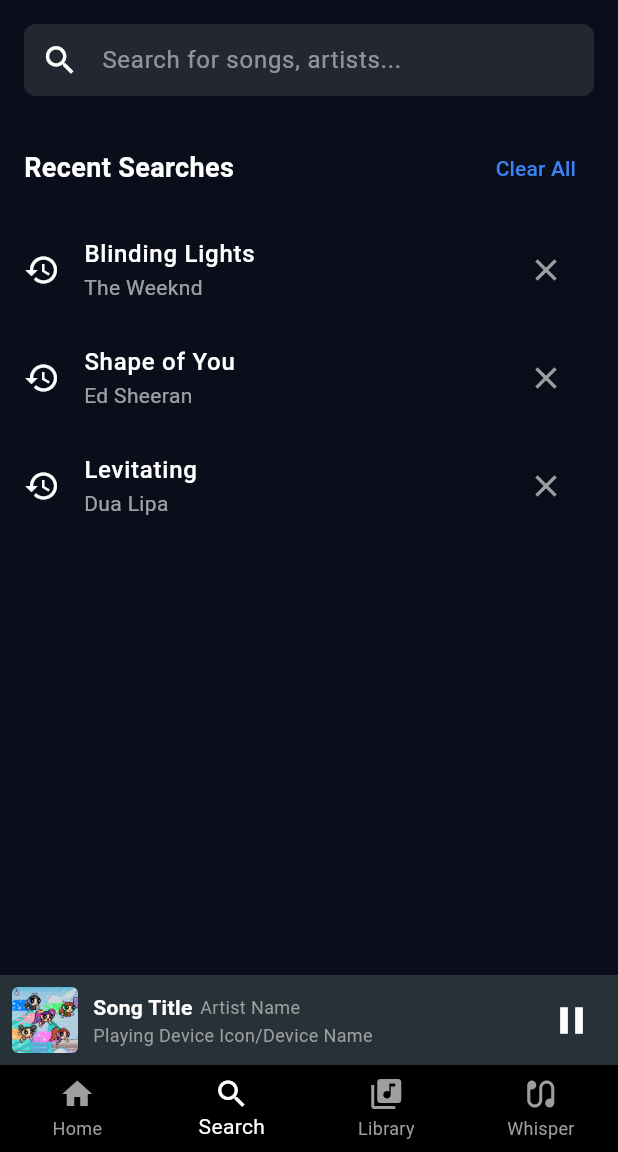
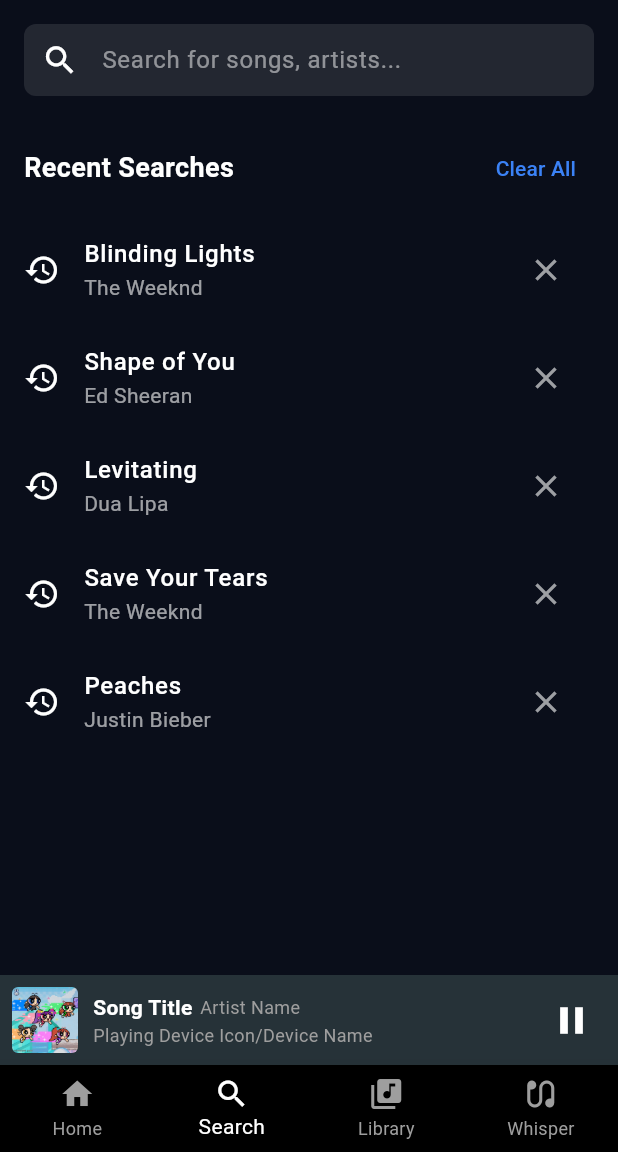
Before and after one commit to WickramaarachchiBS/Vespera---Music-and-Song-Recognition-App, a Flutter app: the screen it shows after launch, item 2 of the bottom bar chosen, on a phone screen of 412 x 824 dp, the part 84-1236 px from its top. Run offline on Flutter 3.47's test engine with Material 3 defaults, Android fonts, the phone set to English and light mode, and no system bars.

Commit message:
Add new songs to search screen list
Added 'Save Your Tears' by The Weeknd and 'Peaches' by Justin Bieber to the songs list in search_screen.dart.

```diff
--- a/lib/screens/search_screen.dart
+++ b/lib/screens/search_screen.dart
@@ -16,6 +16,8 @@
     {'title': 'Blinding Lights', 'artist': 'The Weeknd'},
     {'title': 'Shape of You', 'artist': 'Ed Sheeran'},
     {'title': 'Levitating', 'artist': 'Dua Lipa'},
+    {'title': 'Save Your Tears', 'artist': 'The Weeknd'},
+    {'title': 'Peaches', 'artist': 'Justin Bieber'},
   ];
 
   @override
```
